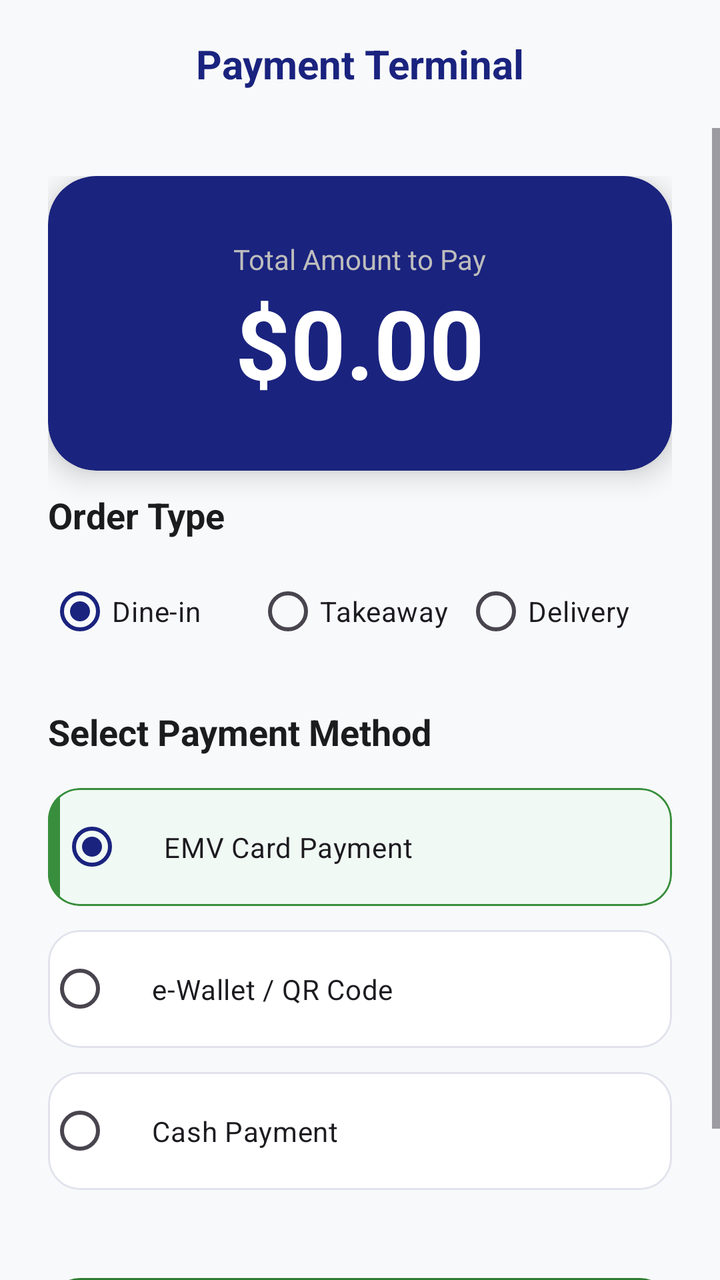
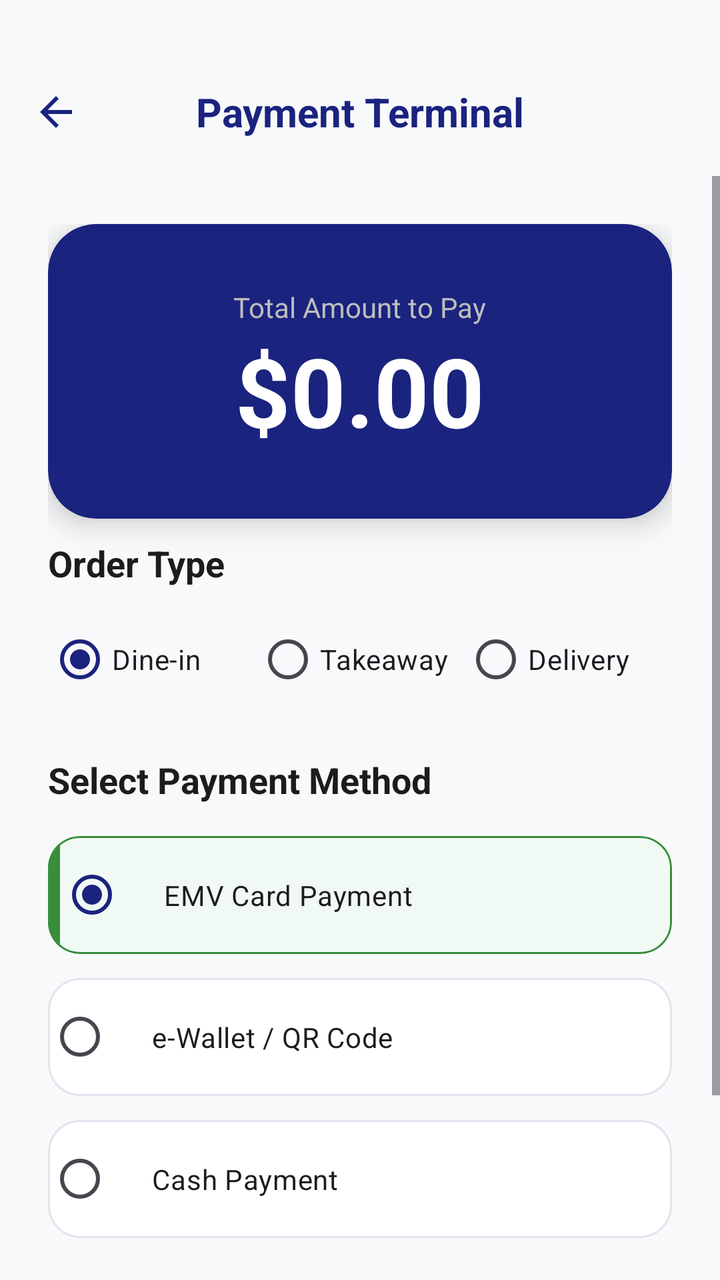

Before-and-after screenshots of an Android layout around one commit, followed by the original layout XML and the change that was made.
<!-- AndroidManifest.xml: application theme Theme.PosExpress -->
<!-- res/layout/fragment_payment.xml -->
<?xml version="1.0" encoding="utf-8"?>
<RelativeLayout xmlns:android="http://schemas.android.com/apk/res/android"
    xmlns:app="http://schemas.android.com/apk/res-auto"
    android:layout_width="match_parent"
    android:layout_height="match_parent"
    android:background="@color/backgroundOffWhite">

    <com.google.android.material.appbar.AppBarLayout
        android:id="@+id/appBar"
        android:layout_width="match_parent"
        android:layout_height="wrap_content"
        android:background="@android:color/transparent"
        app:elevation="0dp">

        <com.google.android.material.appbar.MaterialToolbar
            android:layout_width="match_parent"
            android:layout_height="?attr/actionBarSize"
            android:background="@color/backgroundOffWhite">

            <TextView
                android:layout_width="wrap_content"
                android:layout_height="wrap_content"
                android:text="Payment Terminal"
                android:textColor="@color/primaryNavy"
                android:textSize="20sp"
                android:textStyle="bold"
                android:layout_gravity="center" />

        </com.google.android.material.appbar.MaterialToolbar>

    </com.google.android.material.appbar.AppBarLayout>

    <ScrollView
        android:id="@+id/paymentContent"
        android:layout_width="match_parent"
        android:layout_height="match_parent"
        android:layout_below="@id/appBar"
        android:fillViewport="true">
        

        <LinearLayout
            android:layout_width="match_parent"
            android:layout_height="wrap_content"
            android:orientation="vertical"
            android:padding="24dp">

            <com.google.android.material.card.MaterialCardView
                android:layout_width="match_parent"
                android:layout_height="wrap_content"
                app:cardCornerRadius="24dp"
                app:cardElevation="8dp"
                app:strokeWidth="0dp"
                app:cardBackgroundColor="@color/primaryNavy">

                <LinearLayout
                    android:layout_width="match_parent"
                    android:layout_height="wrap_content"
                    android:orientation="vertical"
                    android:padding="32dp"
                    android:gravity="center">

                    <TextView
                        android:layout_width="wrap_content"
                        android:layout_height="wrap_content"
                        android:text="Total Amount to Pay"
                        android:textColor="#BDBDBD"
                        android:textSize="14sp" />

                    <TextView
                        android:id="@+id/tvPayableAmount"
                        android:layout_width="wrap_content"
                        android:layout_height="wrap_content"
                        android:text="$0.00"
                        android:textColor="@color/white"
                        android:textSize="48sp"
                        android:textStyle="bold" />
                </LinearLayout>
            </com.google.android.material.card.MaterialCardView>

            <TextView
                android:layout_width="wrap_content"
                android:layout_height="wrap_content"
                android:text="Order Type"
                android:layout_marginTop="10dp"
                android:textColor="@color/textPrimary"
                android:textSize="18sp"
                android:textStyle="bold"
                android:layout_marginBottom="12dp" />

            <RadioGroup
                android:id="@+id/rgOrderType"
                android:layout_width="match_parent"
                android:layout_height="wrap_content"
                android:orientation="horizontal"
                android:layout_marginBottom="24dp">
                <RadioButton
                    android:id="@+id/rbDineIn"
                    android:layout_width="0dp"
                    android:layout_height="wrap_content"
                    android:layout_weight="1"
                    android:text="Dine-in"
                    android:checked="true" />
                <RadioButton
                    android:id="@+id/rbTakeaway"
                    android:layout_width="0dp"
                    android:layout_height="wrap_content"
                    android:layout_weight="1"
                    android:text="Takeaway" />
                <RadioButton
                    android:id="@+id/rbDelivery"
                    android:layout_width="0dp"
                    android:layout_height="wrap_content"
                    android:layout_weight="1"
                    android:text="Delivery" />
            </RadioGroup>

            <TextView
                android:layout_width="wrap_content"
                android:layout_height="wrap_content"
                android:text="Select Payment Method"
                android:textColor="@color/textPrimary"
                android:textSize="18sp"
                android:textStyle="bold"
                android:layout_marginBottom="16dp" />

            <LinearLayout
                android:id="@+id/layoutPaymentMethods"
                android:layout_width="match_parent"
                android:layout_height="wrap_content"
                android:orientation="vertical">

                <com.google.android.material.card.MaterialCardView
                    android:id="@+id/cardEmv"
                    android:layout_width="match_parent"
                    android:layout_height="wrap_content"
                    android:layout_marginBottom="12dp"
                    android:clickable="true"
                    android:focusable="true"
                    app:cardCornerRadius="16dp"
                    app:strokeWidth="1dp"
                    app:strokeColor="@color/successEmerald"
                    app:cardBackgroundColor="@color/successContainerSubtle">

                    <LinearLayout
                        android:layout_width="match_parent"
                        android:layout_height="wrap_content"
                        android:orientation="horizontal">

                        <View
                            android:id="@+id/indicatorEmv"
                            android:layout_width="6dp"
                            android:layout_height="match_parent"
                            android:background="@color/successEmerald"
                            android:visibility="visible" />

                        <RadioButton
                            android:id="@+id/rbEmv"
                            android:layout_width="match_parent"
                            android:layout_height="wrap_content"
                            android:text="EMV Card Payment"
                            android:padding="20dp"
                            android:checked="true"
                            android:clickable="false"
                            android:buttonTint="@color/primaryNavy" />
                    </LinearLayout>
                </com.google.android.material.card.MaterialCardView>

                <com.google.android.material.card.MaterialCardView
                    android:id="@+id/cardWallet"
                    android:layout_width="match_parent"
                    android:layout_height="wrap_content"
                    android:layout_marginBottom="12dp"
                    android:clickable="true"
                    android:focusable="true"
                    app:cardCornerRadius="16dp"
                    app:strokeWidth="1dp"
                    app:strokeColor="@color/surfaceVariant"
                    app:cardBackgroundColor="@color/white">

                    <LinearLayout
                        android:layout_width="match_parent"
                        android:layout_height="wrap_content"
                        android:orientation="horizontal">

                        <View
                            android:id="@+id/indicatorWallet"
                            android:layout_width="6dp"
                            android:layout_height="match_parent"
                            android:background="@color/successEmerald"
                            android:visibility="gone" />

                        <RadioButton
                            android:id="@+id/rbWallet"
                            android:layout_width="match_parent"
                            android:layout_height="wrap_content"
                            android:text="e-Wallet / QR Code"
                            android:padding="20dp"
                            android:clickable="false"
                            android:buttonTint="@color/primaryNavy" />
                    </LinearLayout>
                </com.google.android.material.card.MaterialCardView>

                <com.google.android.material.card.MaterialCardView
                    android:id="@+id/cardCash"
                    android:layout_width="match_parent"
                    android:layout_height="wrap_content"
                    android:layout_marginBottom="12dp"
                    android:clickable="true"
                    android:focusable="true"
                    app:cardCornerRadius="16dp"
                    app:strokeWidth="1dp"
                    app:strokeColor="@color/surfaceVariant"
                    app:cardBackgroundColor="@color/white">

                    <LinearLayout
                        android:layout_width="match_parent"
                        android:layout_height="wrap_content"
                        android:orientation="horizontal">

                        <View
                            android:id="@+id/indicatorCash"
                            android:layout_width="6dp"
                            android:layout_height="match_parent"
                            android:background="@color/successEmerald"
                            android:visibility="gone" />

                        <RadioButton
                            android:id="@+id/rbCash"
                            android:layout_width="match_parent"
                            android:layout_height="wrap_content"
                            android:text="Cash Payment"
                            android:padding="20dp"
                            android:clickable="false"
                            android:buttonTint="@color/primaryNavy" />
                    </LinearLayout>
                </com.google.android.material.card.MaterialCardView>
            </LinearLayout>

            <com.google.android.material.button.MaterialButton
                android:id="@+id/btnPayNow"
                style="@style/Widget.PaySwift.Button.Premium"
                android:layout_width="match_parent"
                android:layout_height="64dp"
                android:layout_marginTop="32dp"
                android:text="Pay Now"
                android:textSize="18sp"
                android:textStyle="bold"
                app:cornerRadius="16dp" />

        </LinearLayout>
    </ScrollView>

    
    <LinearLayout
        android:id="@+id/layoutEmptyState"
        android:layout_width="match_parent"
        android:layout_height="match_parent"
        android:layout_below="@id/appBar"
        android:orientation="vertical"
        android:gravity="center"
        android:padding="32dp"
        android:visibility="gone">

        <ImageView
            android:layout_width="100dp"
            android:layout_height="100dp"
            android:src="@android:drawable/ic_menu_search"
            app:tint="@color/surfaceVariant" />

        <TextView
            android:layout_width="wrap_content"
            android:layout_height="wrap_content"
            android:text="No Transaction Data"
            android:textSize="20sp"
            android:textStyle="bold"
            android:textColor="@color/textPrimary"
            android:layout_marginTop="24dp" />

        <TextView
            android:layout_width="wrap_content"
            android:layout_height="wrap_content"
            android:text="It seems you haven't selected any items yet. Please return to the shop."
            android:textSize="14sp"
            android:textColor="@color/textSecondary"
            android:textAlignment="center"
            android:layout_marginTop="8dp" />

        <com.google.android.material.button.MaterialButton
            android:id="@+id/btnBackToShop"
            style="@style/Widget.Material3.Button.TonalButton"
            android:layout_width="wrap_content"
            android:layout_height="wrap_content"
            android:text="Return to Shop"
            android:layout_marginTop="32dp"
            app:cornerRadius="12dp" />

    </LinearLayout>

    <RelativeLayout
        android:id="@+id/loadingOverlay"
        android:layout_width="match_parent"
        android:layout_height="match_parent"
        android:background="#A6FFFFFF"
        android:visibility="gone"
        android:clickable="true"
        android:focusable="true">

        <ProgressBar
            android:layout_width="wrap_content"
            android:layout_height="wrap_content"
            android:layout_centerInParent="true"
            android:indeterminateTint="@color/primaryNavy" />
    </RelativeLayout>

</RelativeLayout>
<!-- resources referenced by this layout -->
<resources>
  <color name="backgroundOffWhite">#F8F9FA</color>
  <color name="primaryNavy">#1A237E</color>
  <color name="successContainerSubtle">#F0F9F4</color>
  <color name="successEmerald">#388E3C</color>
  <color name="surfaceVariant">#E1E2EC</color>
  <color name="textPrimary">#1A1C1E</color>
  <color name="textSecondary">#44474E</color>
  <color name="white">#FFFFFF</color>
  <style name="Widget.PaySwift.Button.Premium" parent="Widget.Material3.Button">
          <item name="backgroundTint">@color/successGreen</item>
          <item name="android:textColor">@color/white</item>
          <item name="shapeAppearanceOverlay">@style/ShapeAppearance.PaySwift.ExtraRounded</item>
          <item name="android:insetTop">0dp</item>
          <item name="android:insetBottom">0dp</item>
      </style>
  <style name="Theme.PosExpress" parent="Base.Theme.PosExpress" />
  <color name="successGreen">#2E7D32</color>
  <style name="ShapeAppearance.PaySwift.ExtraRounded" parent="">
          <item name="cornerSize">28dp</item>
      </style>
  <style name="Base.Theme.PosExpress" parent="Theme.Material3.DayNight.NoActionBar">
          <item name="colorPrimary">@color/primaryNavy</item>
          <item name="colorOnPrimary">@color/white</item>
          <item name="android:windowBackground">@color/backgroundOffWhite</item>
          <item name="android:statusBarColor">@color/primaryNavy</item>
          <item name="colorSecondaryContainer">@color/surfaceVariant</item>
          <item name="colorOnSecondaryContainer">@color/primaryNavy</item>
      </style>
</resources>

<!-- the commit's change to res/layout/fragment_payment.xml (unified diff, before → after) -->
@@ -9,13 +9,17 @@
         android:id="@+id/appBar"
         android:layout_width="match_parent"
         android:layout_height="wrap_content"
+        android:layout_marginTop="24dp"
         android:background="@android:color/transparent"
         app:elevation="0dp">
 
         <com.google.android.material.appbar.MaterialToolbar
+            android:id="@+id/toolbar"
             android:layout_width="match_parent"
             android:layout_height="?attr/actionBarSize"
-            android:background="@color/backgroundOffWhite">
+            android:background="@color/backgroundOffWhite"
+            app:navigationIcon="?attr/homeAsUpIndicator"
+            app:navigationIconTint="@color/primaryNavy">
 
             <TextView
                 android:layout_width="wrap_content"
